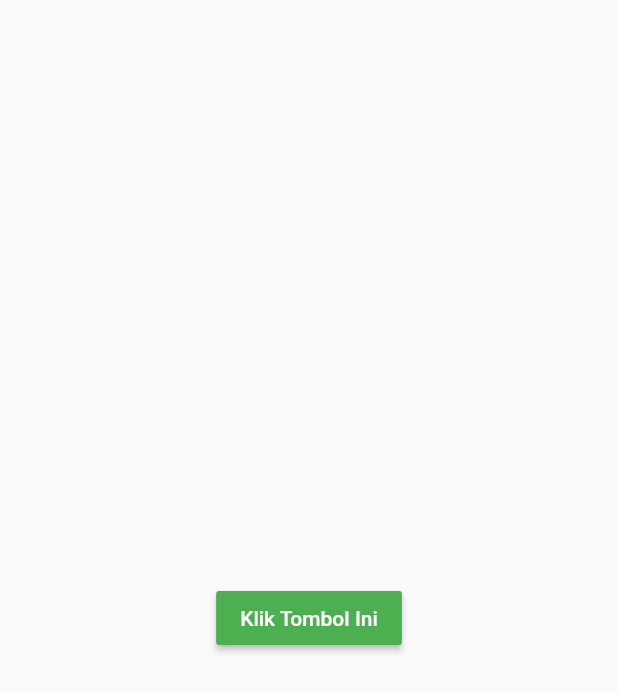
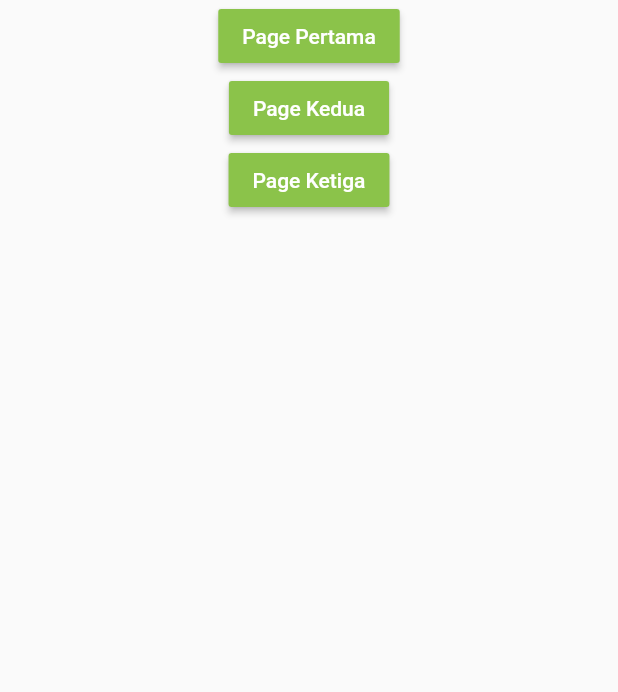
Before and after one commit to ganargatul/flutter-simple, a Flutter app: the screen it shows after launch, on a phone screen of 412 x 824 dp. Shown: the top 692 px of the screen. Run offline on Flutter 3.47's test engine with Material 2 defaults, Android fonts, the phone set to English and light mode, and no system bars.

Commit message:
change class

```diff
--- a/lib/main.dart
+++ b/lib/main.dart
@@ -20,7 +20,7 @@ class MyApp extends StatelessWidget {
         // is not restarted.
         primarySwatch: Colors.blue,
       ),
-      home: PageStateFull(),debugShowCheckedModeBanner: false,
+      home: PageUtama(),debugShowCheckedModeBanner: false,
     );
   }
 }
@@ -76,3 +76,77 @@ class _PageStateFullState extends State<PageStateFull> {
     );
   }
 }
+
+class PageUtama extends StatelessWidget {
+  @override
+  Widget build(BuildContext context) {
+    return Scaffold(
+
+      body: new Center(
+
+        child: Column(
+
+          children: <Widget>[
+            new MaterialButton(
+              color: Colors.lightGreen,
+              textColor: Colors.white,
+              child: Text("Page Pertama"),
+              onPressed: (){
+                Navigator.push(context, MaterialPageRoute(builder: (context)=>PagePertama()));
+              },
+            ),
+             new MaterialButton(
+              color: Colors.lightGreen,
+              textColor: Colors.white,
+              child: Text("Page Kedua"),
+              onPressed: (){
+                Navigator.push(context, MaterialPageRoute(builder: (context)=>PageKedua()));
+              },
+            ),
+             new MaterialButton(
+              color: Colors.lightGreen,
+              textColor: Colors.white,
+              child: Text("Page Ketiga"),
+              onPressed: (){
+                Navigator.push(context, MaterialPageRoute(builder: (context)=>PageKetiga()));
+              },
+            )
+          ],
+        ),
+      ),
+    );
+  }
+}
+
+class PagePertama extends StatelessWidget {
+  @override
+  Widget build(BuildContext context) {
+    return Scaffold(
+      body: new Center(
+        child: Text("Page Pertama"),
+      ),
+    );
+  }
+}
+
+class PageKedua extends StatelessWidget {
+  @override
+  Widget build(BuildContext context) {
+    return Scaffold(
+      body: new Center(
+        child: Text("Page Kedua"),
+      ),
+    );
+  }
+}
+
+class PageKetiga extends StatelessWidget {
+  @override
+  Widget build(BuildContext context) {
+    return Scaffold(
+      body: new Center(
+        child: Text("Page Ketiga"),
+      ),
+    );
+  }
+}
```
